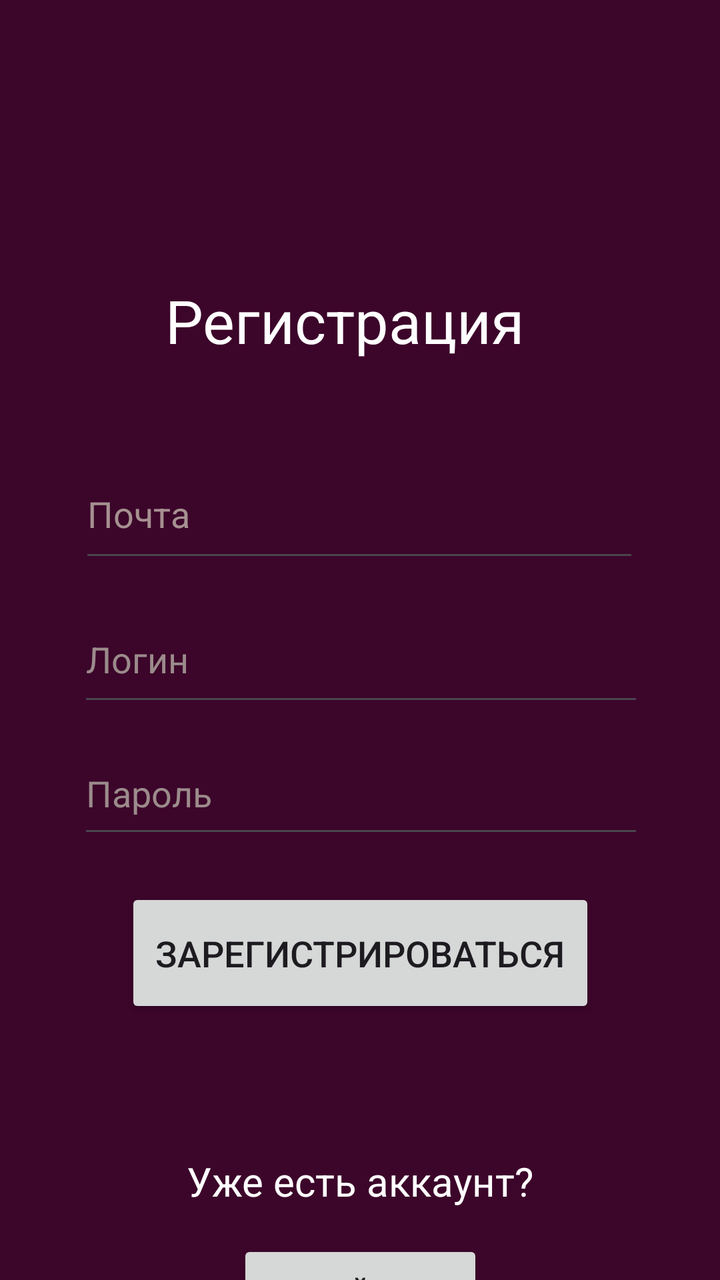
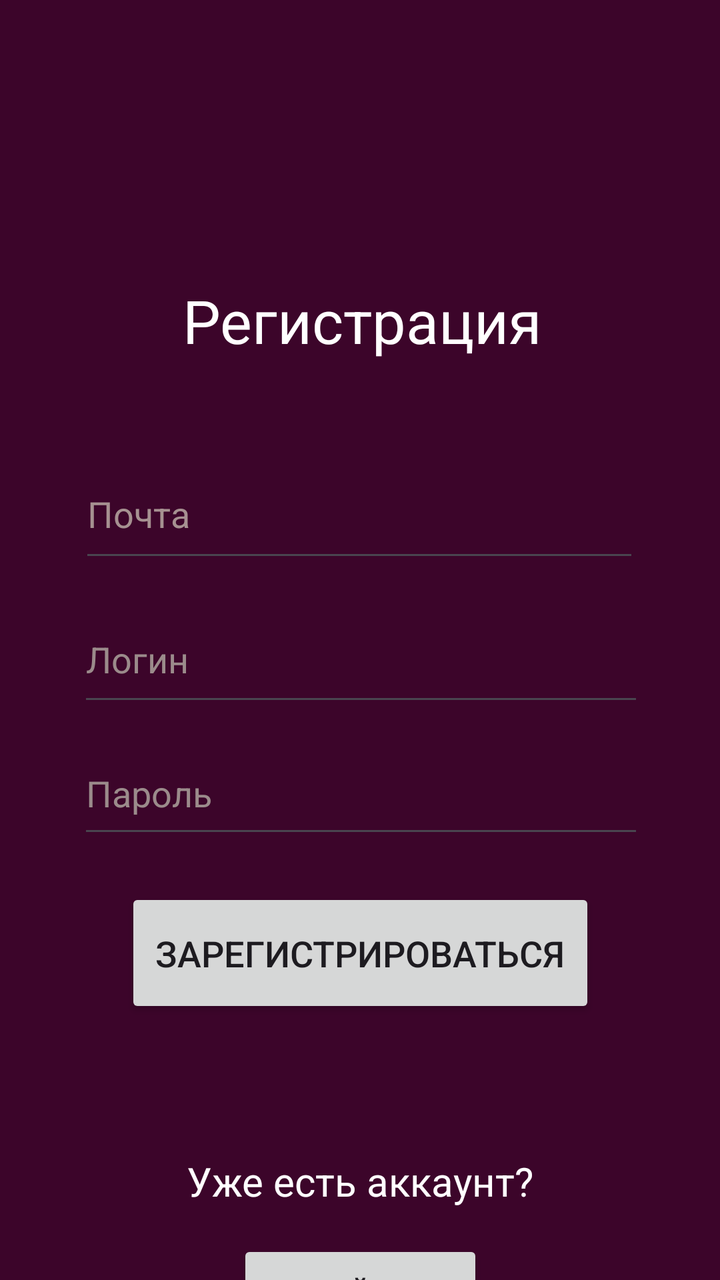

The first picture is an Android layout as it rendered before a commit; the second is the same layout after the commit. The layout source and the unified diff follow.
<!-- AndroidManifest.xml: application theme Theme.PipesDetector -->
<!-- res/layout/activity_registration.xml -->
<?xml version="1.0" encoding="utf-8"?>
<androidx.constraintlayout.widget.ConstraintLayout xmlns:android="http://schemas.android.com/apk/res/android"
    xmlns:app="http://schemas.android.com/apk/res-auto"
    xmlns:tools="http://schemas.android.com/tools"
    android:id="@+id/main"
    android:layout_width="match_parent"
    android:background="#3c052a"
    android:layout_height="match_parent"
    tools:context=".RegistrationActivity">


    <EditText
        android:id="@+id/EmailAddress"
        android:layout_width="280dp"
        android:layout_height="61dp"
        android:layout_marginTop="36dp"
        android:ems="10"
        android:hint="Почта"
        android:inputType="textEmailAddress"
        android:textColor="@color/white"
        android:textColorHint="#A69191"
        app:layout_constraintEnd_toEndOf="parent"
        app:layout_constraintHorizontal_bias="0.496"
        app:layout_constraintStart_toStartOf="parent"
        app:layout_constraintTop_toBottomOf="@+id/RegistrationText"
        tools:ignore="MissingConstraints" />

    <TextView
        android:id="@+id/RegistrationText"
        android:layout_width="186dp"
        android:layout_height="49dp"
        android:layout_marginTop="140dp"
        android:text="Регистрация"
        android:textColor="@color/white"
        android:textSize="30sp"
        app:layout_constraintEnd_toEndOf="parent"
        app:layout_constraintHorizontal_bias="0.475"
        app:layout_constraintStart_toStartOf="parent"
        app:layout_constraintTop_toTopOf="parent"
        tools:ignore="MissingConstraints" />

    <EditText
        android:id="@+id/UserLoginRegistrationScreen"
        android:layout_width="283dp"
        android:layout_height="60dp"
        android:layout_marginTop="12dp"
        android:ems="10"
        android:hint="Логин"
        android:inputType="text"
        android:text=""
        android:textColor="@color/white"
        android:textColorHint="#9B8B8B"
        app:layout_constraintEnd_toEndOf="parent"
        app:layout_constraintHorizontal_bias="0.507"
        app:layout_constraintStart_toStartOf="parent"
        app:layout_constraintTop_toBottomOf="@+id/EmailAddress"
        tools:ignore="MissingConstraints" />

    <EditText
        android:id="@+id/UserPasswordRegistrationScreen"
        android:layout_width="283dp"
        android:layout_height="58dp"
        android:layout_marginTop="8dp"
        android:ems="10"
        android:hint="Пароль"
        android:inputType="text"
        android:text=""
        android:textColor="@color/white"
        android:textColorHint="#9B8B8B"
        app:layout_constraintEnd_toEndOf="parent"
        app:layout_constraintHorizontal_bias="0.507"
        app:layout_constraintStart_toStartOf="parent"
        app:layout_constraintTop_toBottomOf="@+id/UserLoginRegistrationScreen"
        tools:ignore="MissingConstraints" />

    <Button
        android:id="@+id/RegInButton"
        android:layout_width="235dp"
        android:layout_height="65dp"
        android:layout_marginTop="20dp"
        android:text="Зарегистрироваться"
        android:textSize="18sp"
        app:layout_constraintEnd_toEndOf="parent"
        app:layout_constraintStart_toStartOf="parent"
        app:layout_constraintTop_toBottomOf="@+id/UserPasswordRegistrationScreen"
        tools:ignore="MissingConstraints" />

    <TextView
        android:id="@+id/HaveAccountText"
        android:layout_width="wrap_content"
        android:layout_height="wrap_content"
        android:layout_marginTop="68dp"
        android:text="Уже есть аккаунт?"
        android:textColor="@color/white"
        android:textSize="20sp"
        app:layout_constraintEnd_toEndOf="parent"
        app:layout_constraintStart_toStartOf="parent"
        app:layout_constraintTop_toBottomOf="@+id/RegInButton"
        tools:ignore="MissingConstraints" />

    <Button
        android:id="@+id/ToLogInScreen"
        android:layout_width="123dp"
        android:layout_height="54dp"
        android:layout_marginTop="16dp"
        android:text="Войти"
        android:textSize="16sp"
        app:layout_constraintEnd_toEndOf="parent"
        app:layout_constraintStart_toStartOf="parent"
        app:layout_constraintTop_toBottomOf="@+id/HaveAccountText"
        tools:ignore="MissingConstraints" />

</androidx.constraintlayout.widget.ConstraintLayout>
<!-- resources referenced by this layout -->
<resources>
  <color name="white">#FFFFFFFF</color>
  <style name="Theme.PipesDetector" parent="Base.Theme.PipesDetector" />
  <style name="Base.Theme.PipesDetector" parent="Theme.Material3.DayNight.NoActionBar">
          
          
      </style>
</resources>

<!-- the commit's change to res/layout/activity_registration.xml (unified diff, before → after) -->
@@ -34,7 +34,7 @@
         android:textColor="@color/white"
         android:textSize="30sp"
         app:layout_constraintEnd_toEndOf="parent"
-        app:layout_constraintHorizontal_bias="0.475"
+        app:layout_constraintHorizontal_bias="0.524"
         app:layout_constraintStart_toStartOf="parent"
         app:layout_constraintTop_toTopOf="parent"
         tools:ignore="MissingConstraints" />
